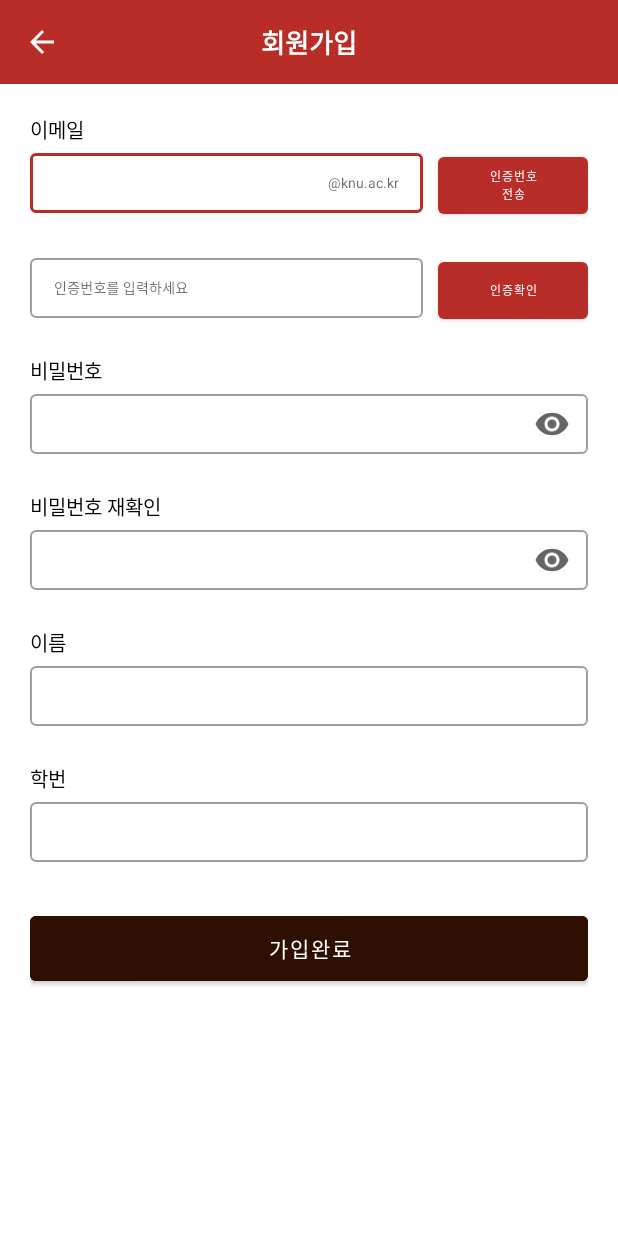
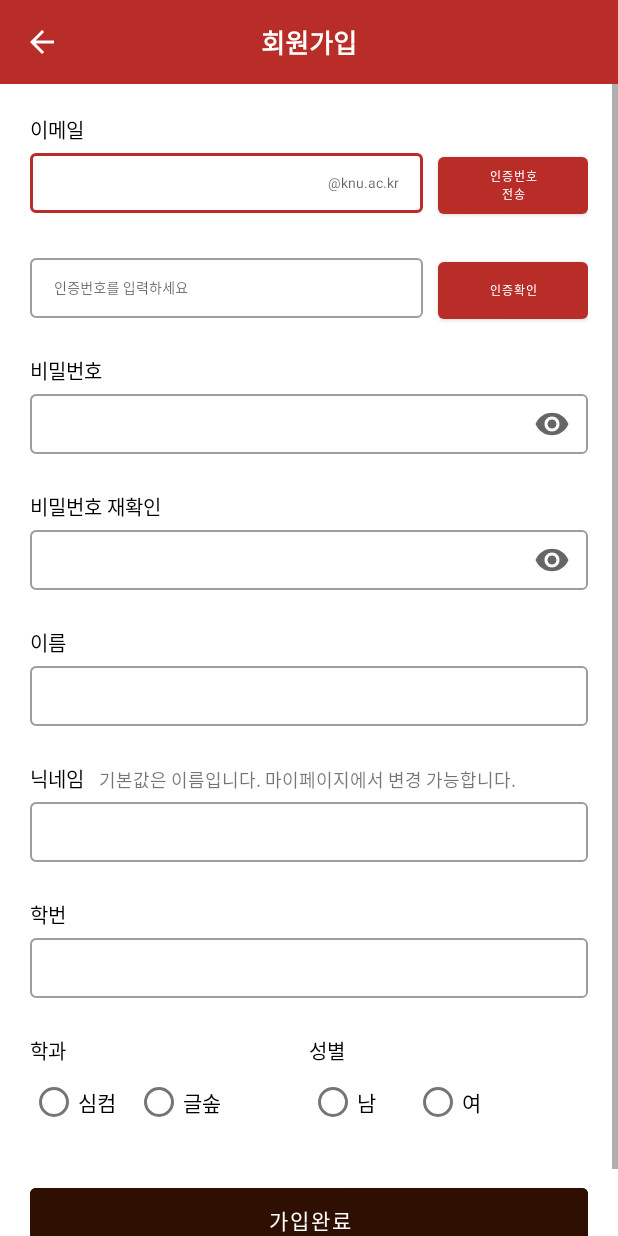
Before and after one commit to KNU-CSE-APP/Android, an Android app: the SignUpActivity screen opened directly, with no data from a screen before it, on a phone screen of 412 x 824 dp. Run offline under Robolectric (Android 15) with nearby library versions, the phone set to English and light mode, and no system bars.

Commit message:
[#4] edit signup view

```diff
--- a/app/src/main/res/layout/activity_sign_up.xml
+++ b/app/src/main/res/layout/activity_sign_up.xml
@@ -231,6 +231,51 @@
                 android:layout_height="wrap_content"
                 android:orientation="vertical">
 
+                <LinearLayout
+                    android:layout_width="match_parent"
+                    android:layout_height="wrap_content"
+                    android:orientation="horizontal">
+                    <TextView
+                        android:id="@+id/nickname_textview"
+                        style="@style/signup_title_textstyle"
+                        android:layout_width="wrap_content"
+                        android:layout_height="wrap_content"
+                        android:text="@string/nickname" />
+
+                    <TextView
+                        android:id="@+id/nickname_explain_textview"
+                        android:textSize="12sp"
+                        android:layout_width="wrap_content"
+                        android:layout_height="wrap_content"
+                        android:text="@string/nickname_explain"
+                        android:layout_marginLeft="10dp"/>
+
+                </LinearLayout>
+
+
+                <com.google.android.material.textfield.TextInputLayout
+                    style="@style/Widget.MaterialComponents.TextInputLayout.OutlinedBox.Dense"
+                    android:id="@+id/nickname_layout"
+                    android:layout_width="match_parent"
+                    android:layout_height="70dp"
+                    app:errorEnabled="true"
+                    app:errorTextAppearance="@style/signup_error_textstyle">
+
+                    <com.google.android.material.textfield.TextInputEditText
+                        android:id="@+id/nickname_text"
+                        android:layout_width="match_parent"
+                        android:layout_height="40dp"
+                        style="@style/signup_textview_textstyle"/>
+                </com.google.android.material.textfield.TextInputLayout>
+
+
+            </LinearLayout>
+
+            <LinearLayout
+                android:layout_width="match_parent"
+                android:layout_height="wrap_content"
+                android:orientation="vertical">
+
                 <TextView
                     android:id="@+id/std_id_textview"
                     style="@style/signup_title_textstyle"
@@ -257,6 +302,75 @@
 
             </LinearLayout>
 
+            <LinearLayout
+                android:layout_width="match_parent"
+                android:layout_height="wrap_content"
+                android:orientation="vertical">
+                <LinearLayout
+                    android:layout_width="match_parent"
+                    android:layout_height="wrap_content"
+                    android:orientation="horizontal">
+                    <TextView
+                        android:id="@+id/major_textview"
+                        style="@style/signup_title_textstyle"
+                        android:layout_width="match_parent"
+                        android:layout_height="wrap_content"
+                        android:layout_weight="1"
+                        android:text="@string/major" />
+                    <TextView
+                        android:id="@+id/gender_textview"
+                        style="@style/signup_title_textstyle"
+                        android:layout_width="match_parent"
+                        android:layout_height="wrap_content"
+                        android:layout_weight="1"
+                        android:text="@string/gender" />
+                </LinearLayout>
+
+                <LinearLayout
+                    android:layout_width="match_parent"
+                    android:layout_height="wrap_content"
+                    android:orientation="horizontal">
+                    <RadioGroup
+                        android:id="@+id/major_radioGroup"
+                        android:orientation="horizontal"
+                        android:checkedButton="@+id/radio_button_1"
+                        android:layout_width="match_parent"
+                        android:layout_height="70dp"
+                        android:layout_weight="1">
+                        <RadioButton
+                            android:id="@+id/major_radiobutton_simcom"
+                            android:layout_width="70dp"
+                            android:layout_height="wrap_content"
+                            android:text="@string/major_simcom"/>
+                        <RadioButton
+                            android:id="@+id/major_radiobutton_glesob"
+                            android:layout_width="70dp"
+                            android:layout_height="wrap_content"
+                            android:text="@string/major_glesob"/>
+                    </RadioGroup>
+
+                    <RadioGroup
+                        android:id="@+id/gender_radioGroup"
+                        android:orientation="horizontal"
+                        android:checkedButton="@+id/radio_button_1"
+                        android:layout_width="match_parent"
+                        android:layout_height="70dp"
+                        android:layout_weight="1">
+                        <RadioButton
+                            android:id="@+id/gender_radiobutton_m"
+                            android:layout_width="70dp"
+                            android:layout_height="wrap_content"
+                            android:text="@string/gender_m"/>
+                        <RadioButton
+                            android:id="@+id/gender_radiobutton_w"
+                            android:layout_width="70dp"
+                            android:layout_height="wrap_content"
+                            android:text="@string/gender_w"/>
+                    </RadioGroup>
+                </LinearLayout>
+
+            </LinearLayout>
+
             <Button
                 android:id="@+id/btnSignup"
                 android:layout_width="match_parent"
--- a/app/src/main/res/values/strings.xml
+++ b/app/src/main/res/values/strings.xml
@@ -15,6 +15,14 @@
     <string name="password_check">비밀번호 재확인</string>
     <string name="name">이름</string>
     <string name="student_id">학번</string>
+    <string name="nickname">닉네임</string>
+    <string name="nickname_explain">기본값은 이름입니다. 마이페이지에서 변경 가능합니다.</string>
+    <string name="gender">성별</string>
+    <string name="gender_w">여</string>
+    <string name="gender_m">남</string>
+    <string name="major">학과</string>
+    <string name="major_simcom">심컴</string>
+    <string name="major_glesob">글솦</string>
     <string name="send_verify_number">인증번호\n전송</string>
     <string name="verify">인증확인</string>
     <string name="verify_hint">인증번호를 입력하세요</string>
--- a/app/src/main/res/values/themes.xml
+++ b/app/src/main/res/values/themes.xml
@@ -6,7 +6,7 @@
         <item name="colorPrimaryVariant">@color/knu_red</item>
         <item name="colorOnPrimary">@color/white</item>
         <!-- Secondary brand color. -->
-        <item name="colorSecondary">@color/teal_200</item>
+        <item name="colorSecondary">@color/knu_red</item>
         <item name="colorSecondaryVariant">@color/teal_700</item>
         <item name="colorOnSecondary">@color/black</item>
         <!-- Status bar color. -->
```
